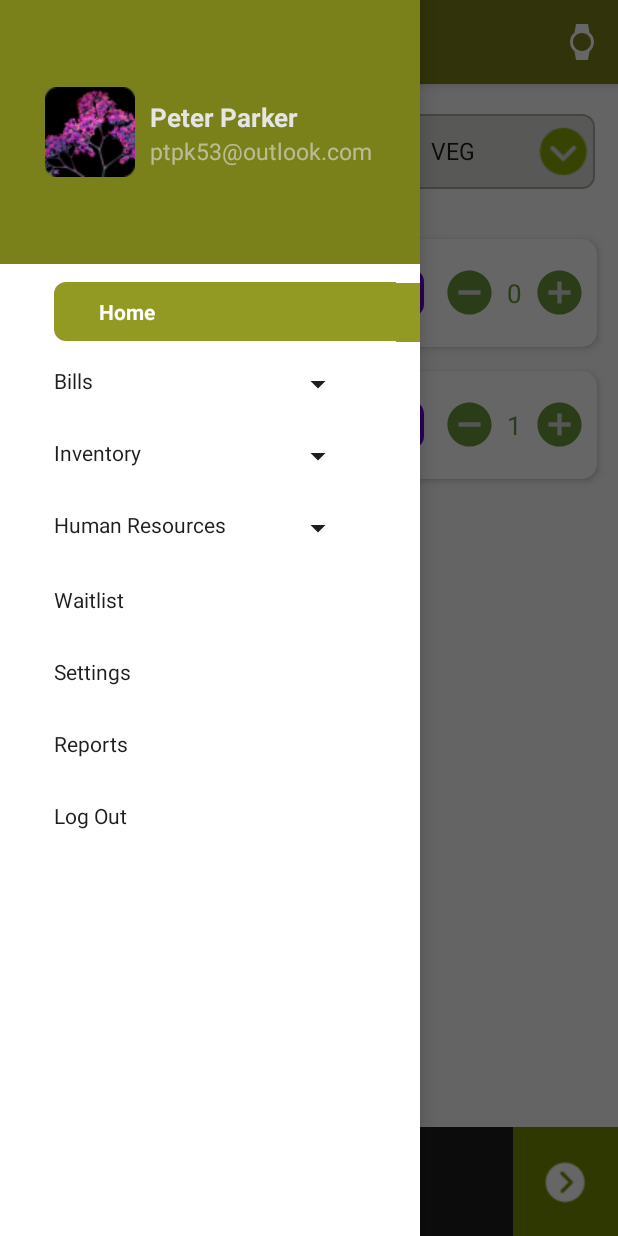
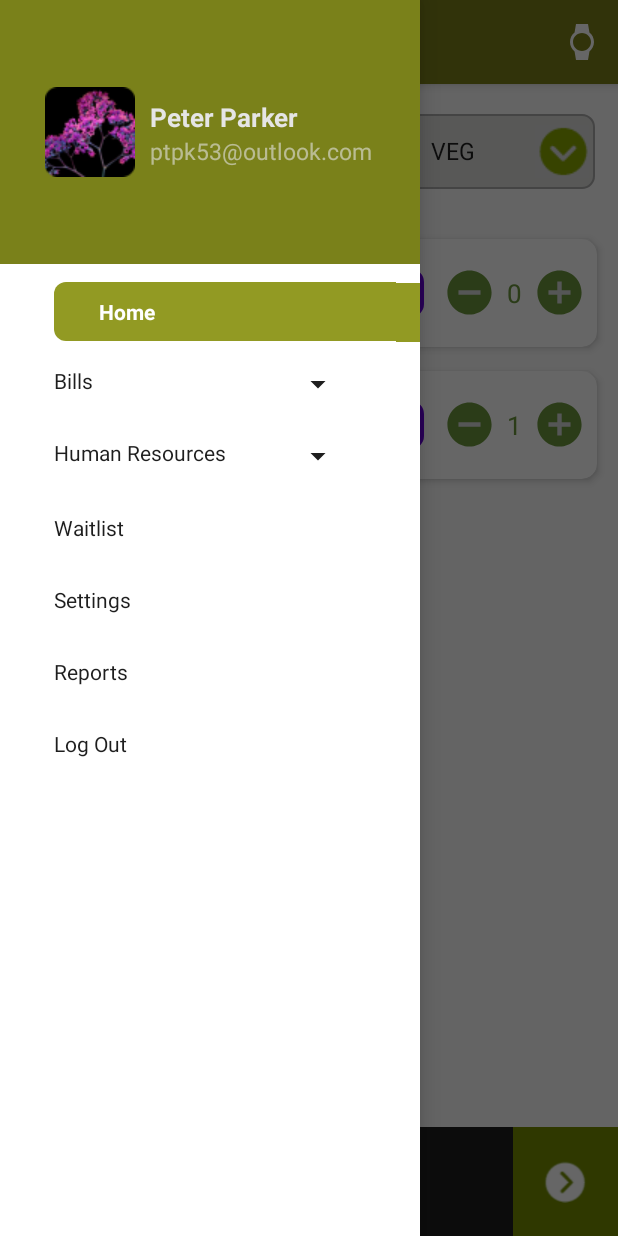
Before and after one commit to ShishirSinha/Wish_A_Dish, an Android app: the screen it shows after launch (MainActivity), with the side drawer open, on a phone screen of 412 x 824 dp. Run offline under Robolectric (Android 15) with nearby library versions, the phone set to English and light mode, and no system bars; our stand-ins replace navigation-ui.

Commit message:
Initial commit

```diff
--- a/app/src/main/java/com/example/wishadish/MainActivity.java
+++ b/app/src/main/java/com/example/wishadish/MainActivity.java
@@ -51,9 +51,9 @@ public class MainActivity extends AppCompatActivity implements SelectPrinterFrag
     private ActionBarDrawerToggle drawerToggle;
 
     private Menu menu;
-    private RelativeLayout homeRl,billRl,currentOrderRl,totalBillsRl,inventoryRl,addInvenRl,addMenuRl,humanResourcesRl,addEmpRl,viewEmpRl,attendanceRl,waitlistRl,settingsRl,reportsRl,logoutRl;
-    private TextView homeTv,billsTv,currentOrderTv,totalBillsTv,inventoryTv,addInvenTv,addMenuTv,humanResourcesTv,addEmpTv,viewEmpTv,attendanceTv,waitlistTv,settingsTv,reportsTv,logoutTv;
-    private ImageView billsIv,inventoryIv,humanResourcesIv,waitlistIv,settingsIv,reportsIv,logoutIv;
+    private RelativeLayout homeRl,billRl,currentOrderRl,totalBillsRl,humanResourcesRl,addEmpRl,viewEmpRl,attendanceRl,waitlistRl,settingsRl,reportsRl,logoutRl;
+    private TextView homeTv,billsTv,currentOrderTv,totalBillsTv,humanResourcesTv,addEmpTv,viewEmpTv,attendanceTv,waitlistTv,settingsTv,reportsTv,logoutTv;
+    private ImageView billsIv,humanResourcesIv,waitlistIv,settingsIv,reportsIv,logoutIv;
 
     private SettingsFragment shareFragment;
     private FragmentManager mFragmentManager;
@@ -106,19 +106,6 @@ public class MainActivity extends AppCompatActivity implements SelectPrinterFrag
         totalBillsRl = (RelativeLayout) menu.findItem(R.id.nav_tools).getActionView().findViewById(R.id.menuCLRl);
         totalBillsTv = (TextView) menu.findItem(R.id.nav_tools).getActionView().findViewById(R.id.menuCLTv);
 
-        // Inventory
-        inventoryRl = (RelativeLayout) menu.findItem(R.id.nav_inventory).getActionView().findViewById(R.id.menuRl);
-        inventoryTv = (TextView) menu.findItem(R.id.nav_inventory).getActionView().findViewById(R.id.menuTv);
-        inventoryIv = (ImageView) menu.findItem(R.id.nav_inventory).getActionView().findViewById(R.id.menuIv);
-
-        // Add/Edit Inventory
-        addInvenRl = (RelativeLayout) menu.findItem(R.id.nav_add_edit_inventory).getActionView().findViewById(R.id.menuCFRl);
-        addInvenTv = (TextView) menu.findItem(R.id.nav_add_edit_inventory).getActionView().findViewById(R.id.menuCFTv);
-
-        // Add/Edit Menu Items
-        addMenuRl = (RelativeLayout) menu.findItem(R.id.nav_add_edit_menu_item).getActionView().findViewById(R.id.menuCLRl);
-        addMenuTv = (TextView) menu.findItem(R.id.nav_add_edit_menu_item).getActionView().findViewById(R.id.menuCLTv);
-
         // Human Resources
         humanResourcesRl = (RelativeLayout) menu.findItem(R.id.nav_human_resources).getActionView().findViewById(R.id.menuRl);
         humanResourcesTv = (TextView) menu.findItem(R.id.nav_human_resources).getActionView().findViewById(R.id.menuTv);
@@ -167,14 +154,12 @@ public class MainActivity extends AppCompatActivity implements SelectPrinterFrag
                 fragmentManager.beginTransaction().replace(R.id.flcontent, fragment).commit();
                 setTitle("Home");
                 drawer.closeDrawers();
-                menu.findItem(R.id.nav_inventory).setVisible(true);
                 menu.findItem(R.id.nav_human_resources).setVisible(true);
                 menu.findItem(R.id.nav_gallery).setVisible(true);
                 menu.findItem(R.id.nav_share).setVisible(true);
                 menu.findItem(R.id.nav_gallery).setVisible(true);
                 menu.findItem(R.id.nav_reports).setVisible(true);
                 closeBills();
-                closeInventory();
                 closeHumanResources();
             }
         });
@@ -185,21 +170,19 @@ public class MainActivity extends AppCompatActivity implements SelectPrinterFrag
             public void onClick(View v) {
                 Log.e("hello", "bills Clicked");
 
-                closeInventory();
                 closeHumanResources();
 
                 if(menu.findItem(R.id.nav_slideshow).isVisible()) {
                     closeBills();
-                    menu.findItem(R.id.nav_inventory).setVisible(true);
                     menu.findItem(R.id.nav_human_resources).setVisible(true);
+                    menu.findItem(R.id.nav_gallery).setVisible(true);
                 }
                 else{
                     billsIv.setImageResource(R.drawable.arrow_drop_up_black_24dp);
                     menu.findItem(R.id.nav_slideshow).setVisible(true);
                     menu.findItem(R.id.nav_tools).setVisible(true);
-                    menu.findItem(R.id.nav_inventory).setVisible(false);
                     menu.findItem(R.id.nav_human_resources).setVisible(false);
-                    menu.findItem(R.id.nav_gallery).setVisible(true);
+                    menu.findItem(R.id.nav_gallery).setVisible(false);
                     menu.findItem(R.id.nav_share).setVisible(true);
                     menu.findItem(R.id.nav_reports).setVisible(true);
                 }
@@ -218,8 +201,8 @@ public class MainActivity extends AppCompatActivity implements SelectPrinterFrag
                 setTitle("Current Orders");
                 drawer.closeDrawers();
                 closeBills();
-                menu.findItem(R.id.nav_inventory).setVisible(true);
                 menu.findItem(R.id.nav_human_resources).setVisible(true);
+                menu.findItem(R.id.nav_gallery).setVisible(true);
             }
         });
 
@@ -235,69 +218,8 @@ public class MainActivity extends AppCompatActivity implements SelectPrinterFrag
                 setTitle("Total Bills");
                 closeBills();
                 drawer.closeDrawers();
-                menu.findItem(R.id.nav_inventory).setVisible(true);
                 menu.findItem(R.id.nav_human_resources).setVisible(true);
-            }
-        });
-
-        inventoryTv.setText("Inventory");
-        inventoryRl.setOnClickListener(new View.OnClickListener() {
-            @Override
-            public void onClick(View v) {
-                Log.e("hello", "Inventory Clicked");
-
-                closeBills();
-                closeHumanResources();
-
-                if(menu.findItem(R.id.nav_add_edit_inventory).isVisible()) {
-                    closeInventory();
-                    menu.findItem(R.id.nav_gallery).setVisible(true);
-                    menu.findItem(R.id.nav_human_resources).setVisible(true);
-                }
-                else{
-                    inventoryIv.setImageResource(R.drawable.arrow_drop_up_black_24dp);
-                    menu.findItem(R.id.nav_add_edit_inventory).setVisible(true);
-                    menu.findItem(R.id.nav_add_edit_menu_item).setVisible(true);
-                    menu.findItem(R.id.nav_human_resources).setVisible(false);
-                    menu.findItem(R.id.nav_gallery).setVisible(false);
-                    menu.findItem(R.id.nav_share).setVisible(true);
-                    menu.findItem(R.id.nav_reports).setVisible(true);
-                }
-            }
-        });
-
-        addInvenTv.setText("Add/Edit Inventory");
-        addInvenRl.setOnClickListener(new View.OnClickListener() {
-            @Override
-            public void onClick(View v) {
-                Toast.makeText(MainActivity.this,"Yet not prepared!",Toast.LENGTH_SHORT).show();
-
-//                Fragment fragment = new ViewEmployeesFragment();
-//                FragmentManager fragmentManager = getSupportFragmentManager();
-//                fragmentManager.beginTransaction().replace(R.id.flcontent, fragment).commit();
-//                setTitle("Add/Edit Inventory");
-
-                drawer.closeDrawers();
-                closeInventory();
                 menu.findItem(R.id.nav_gallery).setVisible(true);
-                menu.findItem(R.id.nav_human_resources).setVisible(true);
-            }
-        });
-
-        addMenuTv.setText("Add/Edit Menu Item");
-        addMenuRl.setOnClickListener(new View.OnClickListener() {
-            @Override
-            public void onClick(View v) {
-                Toast.makeText(MainActivity.this,"Yet not prepared!",Toast.LENGTH_SHORT).show();
-
-//                Fragment fragment = new ViewEmployeesFragment();
-//                FragmentManager fragmentManager = getSupportFragmentManager();
-//                fragmentManager.beginTransaction().replace(R.id.flcontent, fragment).commit();
-//                setTitle("Add/Edit Me nu Item");
-                drawer.closeDrawers();
-                closeInventory();
-                menu.findItem(R.id.nav_gallery).setVisible(true);
-                menu.findItem(R.id.nav_human_resources).setVisible(true);
             }
         });
 
@@ -309,13 +231,12 @@ public class MainActivity extends AppCompatActivity implements SelectPrinterFrag
                 Log.e("hello", "HR Clicked");
 
                 closeBills();
-                closeInventory();
 
                 if(menu.findItem(R.id.nav_send).isVisible()) {
                     closeHumanResources();
                     menu.findItem(R.id.nav_gallery).setVisible(true);
-                    menu.findItem(R.id.nav_slideshow).setVisible(true);
                     menu.findItem(R.id.nav_reports).setVisible(true);
+                    menu.findItem(R.id.nav_share).setVisible(true);
                 }
                 else{
                     humanResourcesIv.setImageResource(R.drawable.arrow_drop_up_black_24dp);
@@ -391,9 +312,7 @@ public class MainActivity extends AppCompatActivity implements SelectPrinterFrag
                 setTitle("Waitlist");
                 drawer.closeDrawers();
                 closeBills();
-                closeInventory();
                 closeHumanResources();
-                menu.findItem(R.id.nav_inventory).setVisible(true);
                 menu.findItem(R.id.nav_human_resources).setVisible(true);
             }
         });
@@ -409,9 +328,7 @@ public class MainActivity extends AppCompatActivity implements SelectPrinterFrag
                 setTitle("Settings");
                 drawer.closeDrawers();
                 closeBills();
-                closeInventory();
                 closeHumanResources();
-                menu.findItem(R.id.nav_inventory).setVisible(true);
                 menu.findItem(R.id.nav_human_resources).setVisible(true);
                 menu.findItem(R.id.nav_gallery).setVisible(true);
             }
@@ -428,9 +345,7 @@ public class MainActivity extends AppCompatActivity implements SelectPrinterFrag
                 setTitle("Reports");
                 drawer.closeDrawers();
                 closeBills();
-                closeInventory();
                 closeHumanResources();
-                menu.findItem(R.id.nav_inventory).setVisible(true);
                 menu.findItem(R.id.nav_human_resources).setVisible(true);
                 menu.findItem(R.id.nav_gallery).setVisible(true);
                 menu.findItem(R.id.nav_share).setVisible(true);
@@ -446,10 +361,8 @@ public class MainActivity extends AppCompatActivity implements SelectPrinterFrag
                 Toast.makeText(MainActivity.this,"Logged Out successfully!",Toast.LENGTH_SHORT).show();
 
                 closeBills();
-                closeInventory();
                 closeHumanResources();
 
-                menu.findItem(R.id.nav_inventory).setVisible(true);
                 menu.findItem(R.id.nav_human_resources).setVisible(true);
                 menu.findItem(R.id.nav_gallery).setVisible(true);
                 menu.findItem(R.id.nav_share).setVisible(true);
@@ -605,12 +518,6 @@ public class MainActivity extends AppCompatActivity implements SelectPrinterFrag
         menu.findItem(R.id.nav_tools).setVisible(false);
     }
 
-    private void closeInventory() {
-        inventoryIv.setImageResource(R.drawable.arrow_drop_down_black_24dp);
-        menu.findItem(R.id.nav_add_edit_inventory).setVisible(false);
-        menu.findItem(R.id.nav_add_edit_menu_item).setVisible(false);
-    }
-
     private void closeHumanResources() {
         humanResourcesIv.setImageResource(R.drawable.arrow_drop_down_black_24dp);
         menu.findItem(R.id.nav_add_employee).setVisible(false);
--- a/app/src/main/res/menu/activity_main_drawer.xml
+++ b/app/src/main/res/menu/activity_main_drawer.xml
@@ -31,26 +31,6 @@
             android:enabled="false"
             android:visible="false"
             app:actionLayout="@layout/action_view_list_child_last"/>
-
-<!--        Inventory-->
-        <item
-            android:id="@+id/nav_inventory"
-            android:enabled="false"
-            app:actionLayout="@layout/action_view_list_header" />
-
-<!--        Add/Edit Inventory-->
-        <item
-            android:id="@+id/nav_add_edit_inventory"
-            android:enabled="false"
-            android:visible="false"
-            app:actionLayout="@layout/action_view_list_child_first" />
-
-<!--        Add/Edit Menu Item-->
-        <item
-            android:id="@+id/nav_add_edit_menu_item"
-            android:enabled="false"
-            android:visible="false"
-            app:actionLayout="@layout/action_view_list_child_last" />
 
 <!--        Human Resources-->
         <item
```
